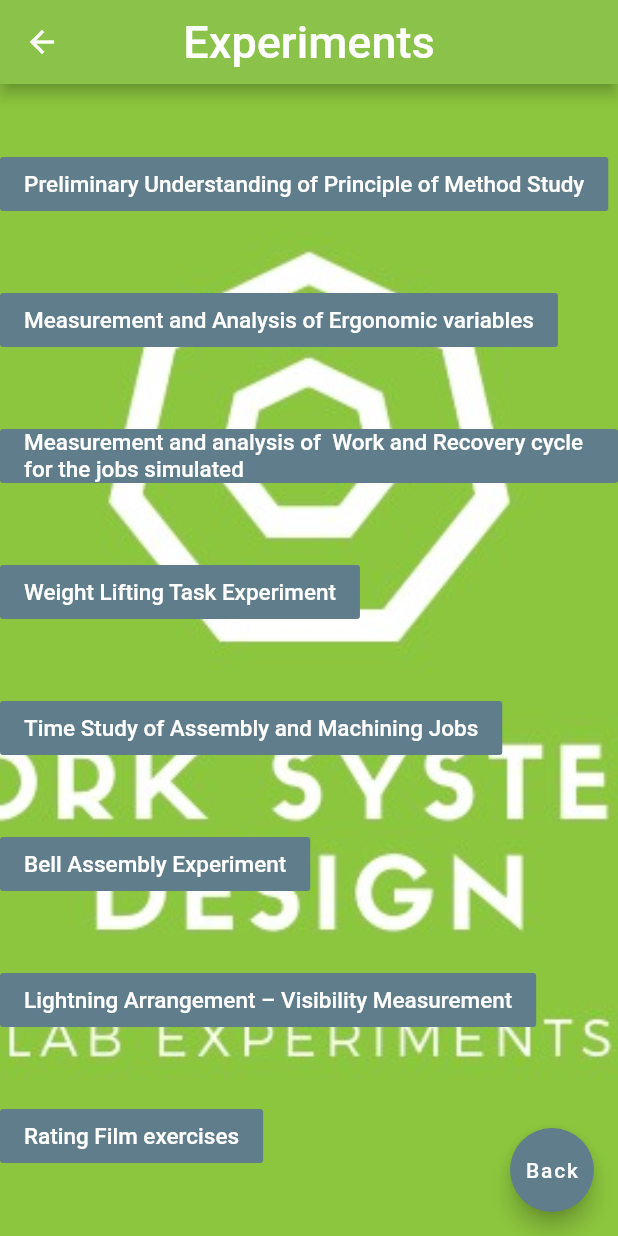
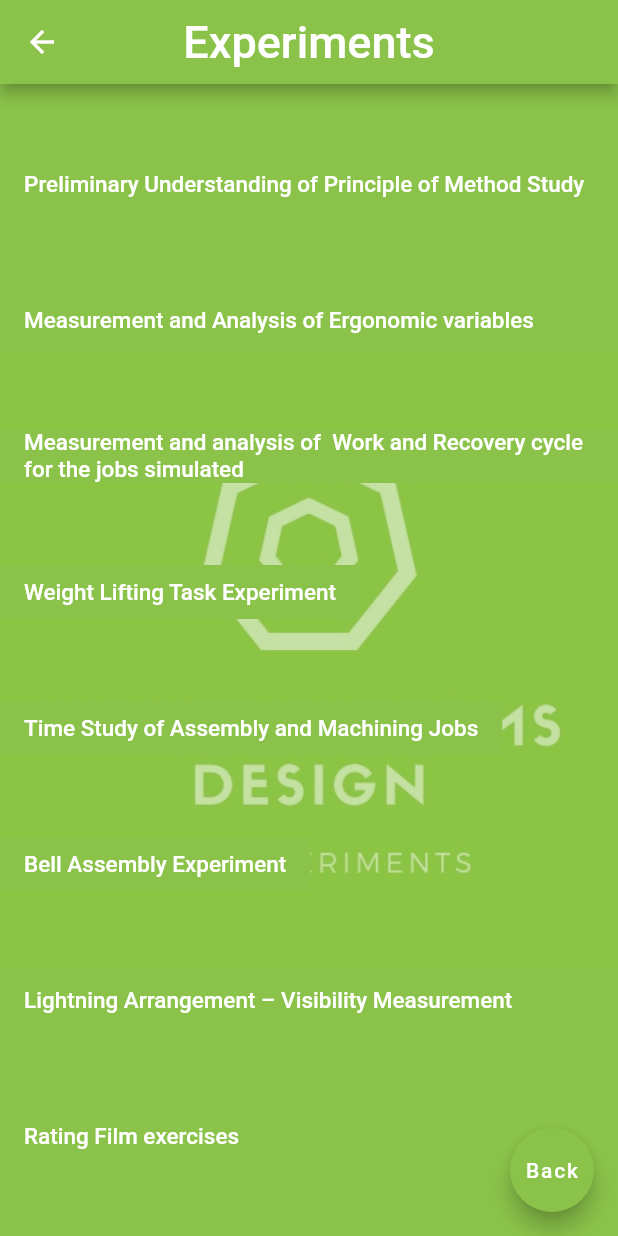
Before and after one commit to manan2277/wsd_lab, a Flutter app: the SubPage screen opened directly, on a phone screen of 412 x 824 dp. Run offline on Flutter 3.47's test engine with Material 2 defaults, Android fonts, the phone set to English and light mode, and no system bars; missing offline and left inert: dart:html.

Commit message:
did formatting in 2nd page and made image transparent

```diff
--- a/lib/main.dart
+++ b/lib/main.dart
@@ -52,12 +52,16 @@ class SubPage extends StatelessWidget {
         backgroundColor: Colors.lightGreen,
       ),
       body: Container(
+        alignment: AlignmentDirectional.bottomStart,
         decoration: BoxDecoration(
-        image:  DecorationImage(
-      fit: BoxFit.cover,
-           // alignment: Alignment.center,
-              image: AssetImage('Images/homepage.jpg'),
-    ),
+          color: Colors.lightGreen,
+          image: new DecorationImage(
+            //  alignment: Alignment.center,
+            fit: BoxFit.contain,
+            colorFilter: ColorFilter.mode(Colors.black.withOpacity(0.5), BlendMode.dstATop),
+            alignment: Alignment.center,
+            image:AssetImage('Images/homepage.jpg'),
+          ),
         ),
         child: Column(
           mainAxisAlignment: MainAxisAlignment.spaceEvenly,
@@ -74,7 +78,7 @@ class SubPage extends StatelessWidget {
                 "Preliminary Understanding of Principle of Method Study",
                 style: TextStyle(fontSize: 15, color: Colors.white),
               ),
-              color: Colors.blueGrey,
+              color: Colors.lightGreen,
             ),
             FlatButton(
               onPressed: () {
@@ -87,7 +91,7 @@ class SubPage extends StatelessWidget {
                 "Measurement and Analysis of Ergonomic variables",
                 style: TextStyle(fontSize: 15, color: Colors.white),
               ),
-              color: Colors.blueGrey,
+              color: Colors.lightGreen,
             ),
             FlatButton(
               onPressed: () {
@@ -100,7 +104,7 @@ class SubPage extends StatelessWidget {
                 "Measurement and analysis of  Work and Recovery cycle for the jobs simulated",
                 style: TextStyle(fontSize: 15, color: Colors.white),
               ),
-              color: Colors.blueGrey,
+              color: Colors.lightGreen,
             ),
             FlatButton(
               onPressed: () {
@@ -113,7 +117,7 @@ class SubPage extends StatelessWidget {
                 "Weight Lifting Task Experiment",
                 style: TextStyle(fontSize: 15, color: Colors.white),
               ),
-              color: Colors.blueGrey,
+              color: Colors.lightGreen,
             ),
             FlatButton(
               onPressed: () {
@@ -129,7 +133,7 @@ class SubPage extends StatelessWidget {
                   fontSize: 15,
                 ),
               ),
-              color: Colors.blueGrey,
+              color: Colors.lightGreen,
             ),
             FlatButton(
               onPressed: () {
@@ -142,7 +146,7 @@ class SubPage extends StatelessWidget {
                 "Bell Assembly Experiment",
                 style: TextStyle(fontSize: 15, color: Colors.white),
               ),
-              color: Colors.blueGrey,
+              color: Colors.lightGreen,
             ),
             FlatButton(
               onPressed: () {
@@ -155,7 +159,7 @@ class SubPage extends StatelessWidget {
                 "Lightning Arrangement – Visibility Measurement",
                 style: TextStyle(fontSize: 15, color: Colors.white),
               ),
-              color: Colors.blueGrey,
+              color: Colors.lightGreen,
             ),
             FlatButton(
               onPressed: () {
@@ -168,7 +172,7 @@ class SubPage extends StatelessWidget {
                 "Rating Film exercises",
                 style: TextStyle(fontSize: 15, color: Colors.white),
               ),
-              color: Colors.blueGrey,
+              color: Colors.lightGreen,
             ),
             /*FlatButton(
               onPressed: (){ Navigator.push(
@@ -191,7 +195,7 @@ class SubPage extends StatelessWidget {
             color: Colors.white,
           ),
         ),
-        backgroundColor: Colors.blueGrey,
+        backgroundColor: Colors.lightGreen,
         onPressed: () {
           Navigator.pop(context);
         },
```
